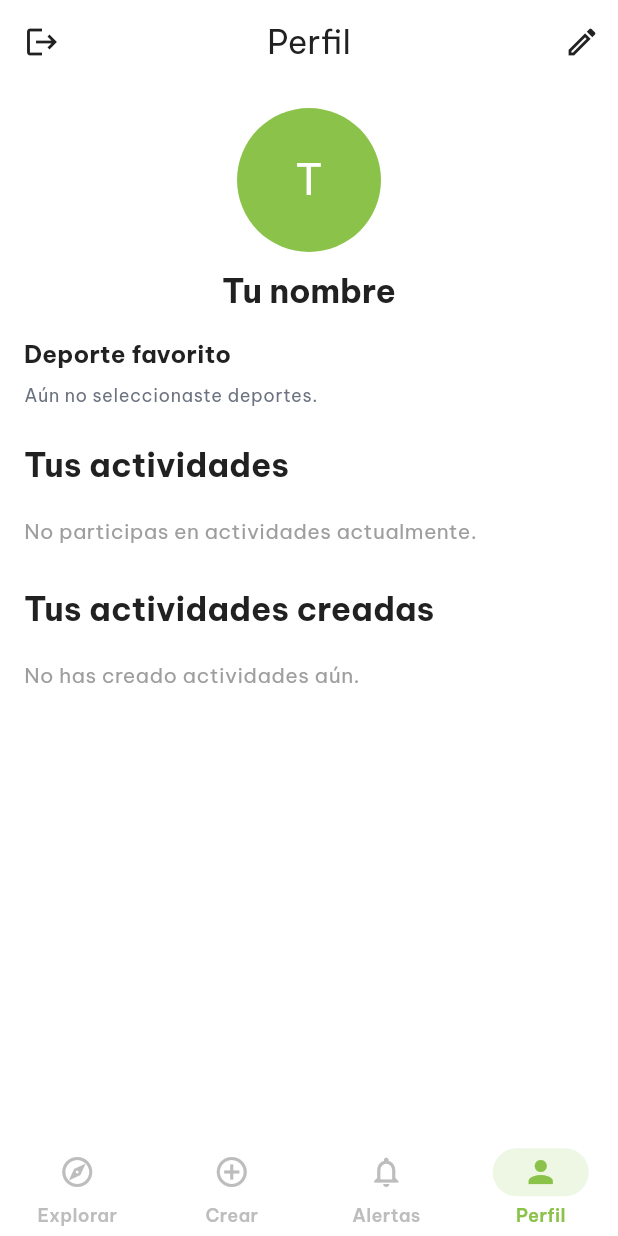
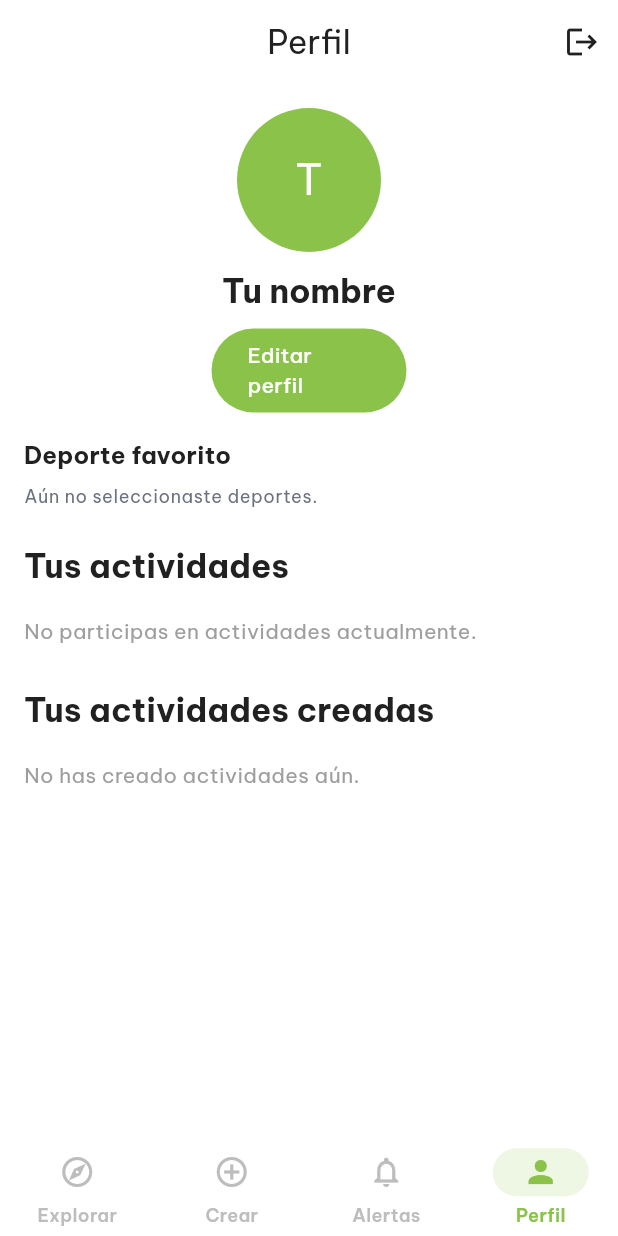
Before and after one commit to lmellan/TeamUp, a Flutter app: the ProfileScreen screen opened by its route, on a phone screen of 412 x 824 dp. Run offline on Flutter 3.47's test engine with Material 3 defaults, Android fonts, the phone set to English and light mode, and no system bars; our stand-ins replace firebase_core, firebase_messaging, flutter_dotenv, google_fonts, google_maps_flutter, supabase_flutter; missing offline and left inert: flutter_google_places_sdk; accounts and stored records are empty; network calls fail.

Commit message:
fix: boton perfil y cerrar sesion re localizados

```diff
--- a/teamup/lib/ui/profile_screen.dart
+++ b/teamup/lib/ui/profile_screen.dart
@@ -1,7 +1,6 @@
 import 'package:flutter/material.dart';
 import 'package:intl/intl.dart';
 import 'package:supabase_flutter/supabase_flutter.dart';
-
 
 import '../../domain/entities/perfil.dart';
 import '../../domain/entities/deportes.dart';
@@ -28,7 +27,6 @@ class ProfileScreen extends StatefulWidget {
 }
 
 class _ProfileScreenState extends State<ProfileScreen> {
-  // Services
   final ProfileService _profileSvc = ProfileServiceSupabase();
   final SportService _sportSvc = SportServiceSupabase();
   final ActivityService _activitySvc = ActivityServiceSupabase();
@@ -38,17 +36,13 @@ class _ProfileScreenState extends State<ProfileScreen> {
 
   Profile? _profile;
 
-  // Chips: solo deportes preferidos del usuario
   List<Sport> _sportsPreferred = [];
 
-  // Para rotular cada actividad por su deporte real:
   final Map<String, Sport> _sportById = {};
 
-  // Datos crudos
   List<Activity> _memberRaw = [];
   List<Activity> _createdRaw = [];
 
-  // Procesados (sin filtros de UI)
   List<Activity> _memberUpcoming = [];
   List<Activity> _memberHistory = [];
   List<Activity> _createdUpcoming = [];
@@ -56,15 +50,11 @@ class _ProfileScreenState extends State<ProfileScreen> {
 
   String _trimOrEmpty(String? s) => (s ?? '').trim();
 
-  // ======= Helpers de imágenes =======
-
-  /// URL pública de la imagen del deporte (si existe `image_path`).
   String? _sportPublicUrl(Sport? s) {
     if (s == null) return null;
     final path = s.imagePath?.trim();
     if (path == null || path.isEmpty) return null;
 
-    // Acepta "deportes/futbol.jpg" o "futbol.jpg"
     final clean = path.startsWith('deportes/')
         ? path.replaceFirst('deportes/', '')
         : path;
@@ -75,9 +65,6 @@ class _ProfileScreenState extends State<ProfileScreen> {
         .getPublicUrl(clean);
   }
 
-  /// URL para previsualización de una actividad:
-  /// 1) imagen del deporte si existe,
-  /// 2) si no, null (placeholder).
   String? _previewUrlFor(Activity a) {
     final sport = _sportById[a.sportId];
     return _sportPublicUrl(sport);
@@ -89,11 +76,9 @@ class _ProfileScreenState extends State<ProfileScreen> {
     _loadAll();
   }
 
-  // ---------- Carga ----------
   Future<void> _loadAll() async {
     setState(() => _loading = true);
     try {
-      // Perfil
       final prof = await _profileSvc.getMyProfile();
       if (prof == null) {
         if (mounted) {
@@ -105,7 +90,6 @@ class _ProfileScreenState extends State<ProfileScreen> {
       }
       _profile = prof;
 
-      // 1) Cargar actividades (miembro + creadas) primero
       final actIds = await _participantSvc.activityIdsByUser(prof.id);
       _memberRaw = actIds.isEmpty
           ? <Activity>[]
@@ -113,13 +97,11 @@ class _ProfileScreenState extends State<ProfileScreen> {
 
       _createdRaw = await _activitySvc.listByCoordinator(prof.id);
 
-      // 2) Construir el set de TODOS los sportIds que realmente se usan
       final Set<String> sportIdsUsados = {
         ..._memberRaw.map((a) => a.sportId),
         ..._createdRaw.map((a) => a.sportId),
       }..removeWhere((e) => e.isEmpty);
 
-      // 3) Llenar el mapa _sportById con los deportes usados en actividades
       _sportById.clear();
       if (sportIdsUsados.isNotEmpty) {
         final usados = await _sportSvc.listByIds(sportIdsUsados.toList());
@@ -128,14 +110,12 @@ class _ProfileScreenState extends State<ProfileScreen> {
         }
       }
 
-      // 4) Chips: cargar SOLO preferencias del usuario
       if (prof.preferredSportIds.isNotEmpty) {
         _sportsPreferred = await _sportSvc.listByIds(prof.preferredSportIds);
       } else {
         _sportsPreferred = <Sport>[];
       }
 
-      // Procesar (sin filtros de UI, solo estado/fecha actual)
       _splitUpcomingHistory();
     } catch (e) {
       if (mounted) {
@@ -177,7 +157,6 @@ class _ProfileScreenState extends State<ProfileScreen> {
     _createdHistory = _hist(c);
   }
 
-  // ---------- UI ----------
   @override
   Widget build(BuildContext context) {
     final t = Theme.of(context).textTheme;
@@ -191,10 +170,11 @@ class _ProfileScreenState extends State<ProfileScreen> {
 
     return Scaffold(
       appBar: AppBar(
-      automaticallyImplyLeading: false, // 👈 sin flecha de retroceso
+        automaticallyImplyLeading: false,
         title: const Text('Perfil'),
         centerTitle: true,
-      leading: IconButton(
+        actions: [
+          IconButton(
             tooltip: 'Cerrar sesión',
             icon: const Icon(Icons.logout),
             onPressed: () async {
@@ -209,6 +189,9 @@ class _ProfileScreenState extends State<ProfileScreen> {
                       child: const Text('Cancelar'),
                     ),
                     FilledButton(
+                      style: FilledButton.styleFrom(
+                        backgroundColor: const Color(0xFFE53935),
+                      ),
                       onPressed: () => Navigator.pop(ctx, true),
                       child: const Text('Cerrar sesión'),
                     ),
@@ -235,35 +218,13 @@ class _ProfileScreenState extends State<ProfileScreen> {
               }
             },
           ),
-      actions: [
-        IconButton(
-          tooltip: 'Editar perfil',
-          onPressed: () async {
-            final result = await Navigator.pushNamed(
-              context,
-              '/edit-profile',
-              arguments: _profile,
-            );
-            if (result == true) {
-              await _loadAll();
-              if (mounted) {
-                ScaffoldMessenger.of(context).showSnackBar(
-                  const SnackBar(content: Text('Perfil actualizado')),
-                );
-              }
-            }
-          },
-          icon: const Icon(Icons.edit_outlined),
-        ),
         ],
       ),
-
       body: SafeArea(
         child: RefreshIndicator(
           onRefresh: _loadAll,
           child: CustomScrollView(
             slivers: [
-              // Header
               SliverToBoxAdapter(
                 child: Padding(
                   padding: const EdgeInsets.fromLTRB(16, 16, 16, 8),
@@ -294,9 +255,29 @@ class _ProfileScreenState extends State<ProfileScreen> {
                               style: t.bodyMedium?.copyWith(color: muted),
                             ),
                           ),
+                        const SizedBox(height: 11),
+                        SizedBox(
+                          width: 130,
+                          child:FilledButton(
+                          onPressed: () async {
+                            final result = await Navigator.pushNamed(
+                              context,
+                              '/edit-profile',
+                              arguments: _profile,
+                            );
+                            if (result == true) {
+                              await _loadAll();
+                              if (mounted) {
+                                ScaffoldMessenger.of(context).showSnackBar(
+                                  const SnackBar(content: Text('Perfil actualizado')),
+                                );
+                              }
+                            }
+                          },
+                          child: const Text('Editar perfil'),
+                        ),
+                        ),
                         const SizedBox(height: 16),
-
-                        // 🎯 Deportes preferidos del usuario (chips)
                         Align(
                           alignment: Alignment.centerLeft,
                           child: Text(
@@ -340,8 +321,6 @@ class _ProfileScreenState extends State<ProfileScreen> {
                   ),
                 ),
               ),
-
-              // ===== Sección: Miembro =====
               SliverToBoxAdapter(
                 child: Padding(
                   padding: const EdgeInsets.fromLTRB(16, 16, 16, 8),
@@ -351,7 +330,6 @@ class _ProfileScreenState extends State<ProfileScreen> {
                   ),
                 ),
               ),
-
               if (_loading && _memberUpcoming.isEmpty && _memberHistory.isEmpty)
                 const SliverToBoxAdapter(
                   child: Padding(
@@ -401,8 +379,6 @@ class _ProfileScreenState extends State<ProfileScreen> {
                     ),
                   ),
               ],
-
-              // ===== Sección: Coordinas =====
               SliverToBoxAdapter(
                 child: Padding(
                   padding: const EdgeInsets.fromLTRB(16, 16, 16, 8),
@@ -412,7 +388,6 @@ class _ProfileScreenState extends State<ProfileScreen> {
                   ),
                 ),
               ),
-
               if (_loading && _createdUpcoming.isEmpty && _createdHistory.isEmpty)
                 const SliverToBoxAdapter(
                   child: Padding(
@@ -462,7 +437,6 @@ class _ProfileScreenState extends State<ProfileScreen> {
                     ),
                   ),
               ],
-
               const SliverToBoxAdapter(child: SizedBox(height: 16)),
             ],
           ),
@@ -475,7 +449,6 @@ class _ProfileScreenState extends State<ProfileScreen> {
     );
   }
 
-  // Tarjeta estilo Explore con categoría = deporte real + emoji
   Widget _activityToCard(Activity a, {String? badge}) {
     final sport = _sportById[a.sportId];
     final emoji = _trimOrEmpty(sport?.iconEmoji);
@@ -489,7 +462,6 @@ class _ProfileScreenState extends State<ProfileScreen> {
     final place = _trimOrEmpty(a.placeName ?? a.formattedAddress);
     final dt = a.date.toLocal();
 
-    // 👇 imagen: usa la del deporte si existe
     final imageUrl = _previewUrlFor(a);
 
     return _ExploreCard(
@@ -498,7 +470,7 @@ class _ProfileScreenState extends State<ProfileScreen> {
       datetime: DateFormat('dd/MM/yyyy, h:mm a').format(dt),
       place: place.isEmpty ? null : place,
       badge: badge,
-      imageUrl: imageUrl, // 👈 nuevo
+      imageUrl: imageUrl,
       onTap: () {
         Navigator.pushNamed(context, '/detail-activity', arguments: a.id);
       },
@@ -531,8 +503,8 @@ class _ExploreCard extends StatelessWidget {
   final String category, title, datetime;
   final String? place;
   final VoidCallback? onTap;
-  final String? badge; // “Miembro” / “Coordinas”
-  final String? imageUrl; // 👈 nuevo
+  final String? badge;
+  final String? imageUrl;
 
   const _ExploreCard({
     required this.category,
@@ -541,7 +513,7 @@ class _ExploreCard extends StatelessWidget {
     this.place,
     this.onTap,
     this.badge,
-    this.imageUrl, // 👈 nuevo
+    this.imageUrl,
   });
 
   @override
@@ -616,13 +588,12 @@ class _ExploreCard extends StatelessWidget {
           padding: const EdgeInsets.all(12),
           child: Row(
             children: [
-              previewBox(), // 👈 imagen del deporte o placeholder
+              previewBox(),
               const SizedBox(width: 12),
               Expanded(
                 child: Column(
                   crossAxisAlignment: CrossAxisAlignment.start,
                   children: [
-                    // Categoría + badge (si hay)
                     Row(
                       children: [
                         Expanded(
```
Lines whose indentation alone changed are shown as unchanged.
